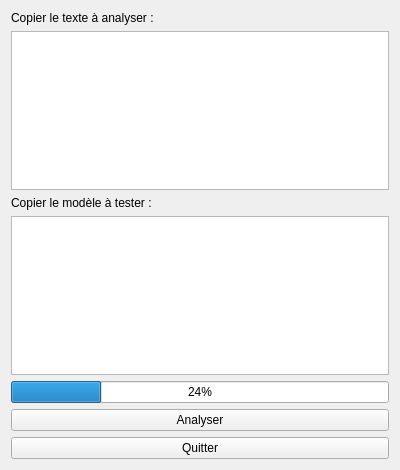
Before: the Qt Designer form Cmentic/windowcmentic.ui in Chriscrat/C-mentic, drawn with Qt 5.
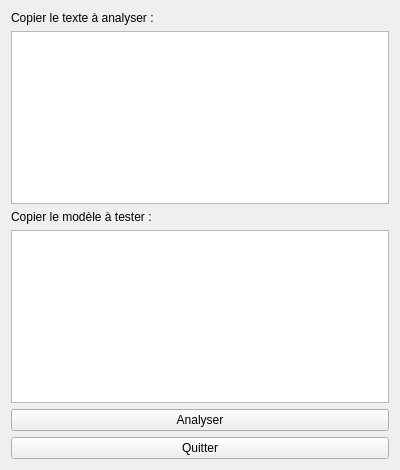
After: the same form once the commit is applied.

Patch:
```diff
--- a/Cmentic/windowcmentic.ui
+++ b/Cmentic/windowcmentic.ui
@@ -34,13 +34,6 @@
    <item>
     <widget class="QPlainTextEdit" name="texteSoupconne"/>
    </item>
-   <item>
-    <widget class="QProgressBar" name="loadBarProgress">
-     <property name="value">
-      <number>24</number>
-     </property>
-    </widget>
-   </item>
    <item>
     <widget class="QPushButton" name="btnStart">
      <property name="text">
```
